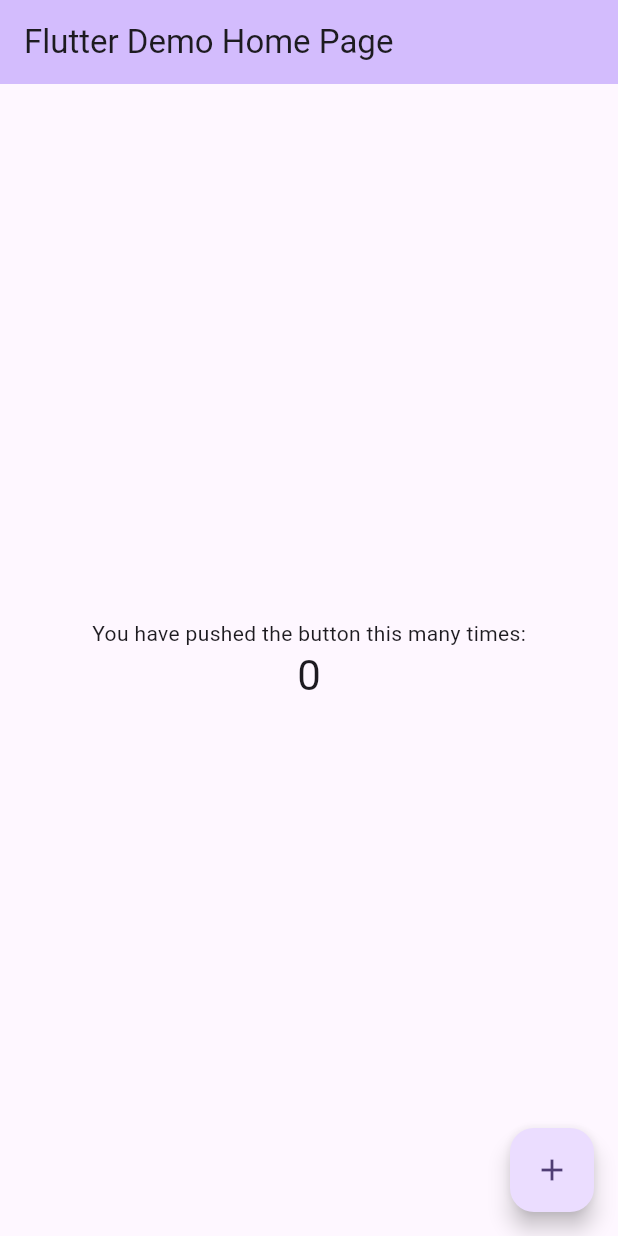
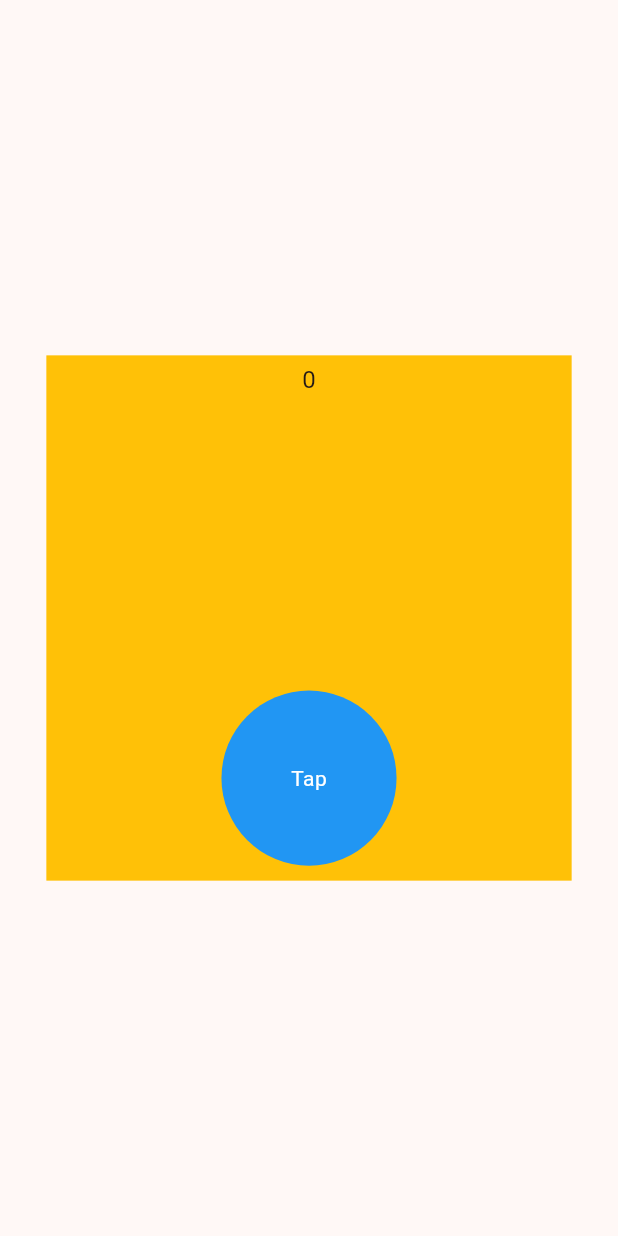
Before and after one commit to demetriusbaker/innowise-labs, a Flutter app: the screen it shows after launch, on a phone screen of 412 x 824 dp. Run offline on Flutter 3.47's test engine with Material 2 defaults, Android fonts, the light colour scheme and no system bars; our stand-ins replace flutter_svg, shared_preferences; missing offline and left inert: random_avatar, random_name_generator.

Commit message:
complete app lifecycle tasks

```diff
--- a/app_lifecycle/lib/main.dart
+++ b/app_lifecycle/lib/main.dart
@@ -1,125 +1,27 @@
+import 'package:app_lifecycle/shared_preferences/shared_preferences.dart';
 import 'package:flutter/material.dart';
 
-void main() {
+import 'pages/counter.dart';
+
+Future<void> main() async {
+  WidgetsFlutterBinding.ensureInitialized();
+  await SharedPrefs().init();
   runApp(const MyApp());
 }
 
 class MyApp extends StatelessWidget {
   const MyApp({super.key});
 
-  // This widget is the root of your application.
   @override
   Widget build(BuildContext context) {
     return MaterialApp(
+      debugShowCheckedModeBanner: false,
       title: 'Flutter Demo',
       theme: ThemeData(
-        // This is the theme of your application.
-        //
-        // TRY THIS: Try running your application with "flutter run". You'll see
-        // the application has a blue toolbar. Then, without quitting the app,
-        // try changing the seedColor in the colorScheme below to Colors.green
-        // and then invoke "hot reload" (save your changes or press the "hot
-        // reload" button in a Flutter-supported IDE, or press "r" if you used
-        // the command line to start the app).
-        //
-        // Notice that the counter didn't reset back to zero; the application
-        // state is not lost during the reload. To reset the state, use hot
-        // restart instead.
-        //
-        // This works for code too, not just values: Most code changes can be
-        // tested with just a hot reload.
-        colorScheme: ColorScheme.fromSeed(seedColor: Colors.deepPurple),
+        colorScheme: ColorScheme.fromSeed(seedColor: Colors.deepOrange),
         useMaterial3: true,
       ),
-      home: const MyHomePage(title: 'Flutter Demo Home Page'),
+      home: const Counter(),
     );
   }
 }
-
-class MyHomePage extends StatefulWidget {
-  const MyHomePage({super.key, required this.title});
-
-  // This widget is the home page of your application. It is stateful, meaning
-  // that it has a State object (defined below) that contains fields that affect
-  // how it looks.
-
-  // This class is the configuration for the state. It holds the values (in this
-  // case the title) provided by the parent (in this case the App widget) and
-  // used by the build method of the State. Fields in a Widget subclass are
-  // always marked "final".
-
-  final String title;
-
-  @override
-  State<MyHomePage> createState() => _MyHomePageState();
-}
-
-class _MyHomePageState extends State<MyHomePage> {
-  int _counter = 0;
-
-  void _incrementCounter() {
-    setState(() {
-      // This call to setState tells the Flutter framework that something has
-      // changed in this State, which causes it to rerun the build method below
-      // so that the display can reflect the updated values. If we changed
-      // _counter without calling setState(), then the build method would not be
-      // called again, and so nothing would appear to happen.
-      _counter++;
-    });
-  }
-
-  @override
-  Widget build(BuildContext context) {
-    // This method is rerun every time setState is called, for instance as done
-    // by the _incrementCounter method above.
-    //
-    // The Flutter framework has been optimized to make rerunning build methods
-    // fast, so that you can just rebuild anything that needs updating rather
-    // than having to individually change instances of widgets.
-    return Scaffold(
-      appBar: AppBar(
-        // TRY THIS: Try changing the color here to a specific color (to
-        // Colors.amber, perhaps?) and trigger a hot reload to see the AppBar
-        // change color while the other colors stay the same.
-        backgroundColor: Theme.of(context).colorScheme.inversePrimary,
-        // Here we take the value from the MyHomePage object that was created by
-        // the App.build method, and use it to set our appbar title.
-        title: Text(widget.title),
-      ),
-      body: Center(
-        // Center is a layout widget. It takes a single child and positions it
-        // in the middle of the parent.
-        child: Column(
-          // Column is also a layout widget. It takes a list of children and
-          // arranges them vertically. By default, it sizes itself to fit its
-          // children horizontally, and tries to be as tall as its parent.
-          //
-          // Column has various properties to control how it sizes itself and
-          // how it positions its children. Here we use mainAxisAlignment to
-          // center the children vertically; the main axis here is the vertical
-          // axis because Columns are vertical (the cross axis would be
-          // horizontal).
-          //
-          // TRY THIS: Invoke "debug painting" (choose the "Toggle Debug Paint"
-          // action in the IDE, or press "p" in the console), to see the
-          // wireframe for each widget.
-          mainAxisAlignment: MainAxisAlignment.center,
-          children: <Widget>[
-            const Text(
-              'You have pushed the button this many times:',
-            ),
-            Text(
-              '$_counter',
-              style: Theme.of(context).textTheme.headlineMedium,
-            ),
-          ],
-        ),
-      ),
-      floatingActionButton: FloatingActionButton(
-        onPressed: _incrementCounter,
-        tooltip: 'Increment',
-        child: const Icon(Icons.add),
-      ), // This trailing comma makes auto-formatting nicer for build methods.
-    );
-  }
-}
--- /dev/null
+++ b/app_lifecycle/lib/pages/counter.dart
@@ -0,0 +1,121 @@
+import 'dart:async';
+
+import 'package:app_lifecycle/shared_preferences/shared_preferences.dart';
+import 'package:app_lifecycle/pages/update_counter.dart';
+import 'package:flutter/material.dart';
+import 'package:flutter/services.dart';
+
+class Counter extends StatefulWidget {
+  const Counter({super.key});
+
+  @override
+  State<Counter> createState() => _CounterState();
+}
+
+class _CounterState extends State<Counter> with WidgetsBindingObserver {
+  int _label = 0;
+  Timer? _timer;
+
+  @override
+  void initState() {
+    _label = SharedPrefs().label;
+
+    SystemChannels.lifecycle.setMessageHandler((mode) async {
+      if (mode == '${AppLifecycleState.resumed}') {
+        _label += 2;
+        SharedPrefs().labelValue = _label;
+
+        _timer?.cancel();
+
+        setState(() {});
+      } else if (mode == '${AppLifecycleState.paused}') {
+        _label += 5;
+        SharedPrefs().labelValue = _label;
+
+        _timer = Timer.periodic(const Duration(minutes: 1), (timer) {
+          if (_label <= 0) {
+            timer.cancel();
+            _label = 0;
+          } else {
+            _label -= 2;
+          }
+          SharedPrefs().labelValue = _label;
+        });
+      }
+      return mode;
+    });
+    super.initState();
+  }
+
+  @override
+  Widget build(BuildContext context) {
+    final squareSize = MediaQuery.of(context).size.width * 0.85;
+    return Scaffold(
+      body: Center(
+        child: Container(
+          width: squareSize,
+          height: squareSize,
+          decoration: BoxDecoration(
+            color: Colors.amber,
+            borderRadius: BorderRadius.all(
+              Radius.circular(_label.toDouble()),
+            ),
+          ),
+          child: Column(
+            mainAxisAlignment: MainAxisAlignment.spaceBetween,
+            children: [
+              Column(
+                children: [
+                  const SizedBox(height: 5),
+                  Text('$_label', style: const TextStyle(fontSize: 16)),
+                ],
+              ),
+              Column(
+                children: [
+                  InkWell(
+                    onTap: () async {
+                      final value = await Navigator.push(context,
+                          MaterialPageRoute(builder: (_) {
+                        return UpdateCounter(count: _label);
+                      }));
+
+                      if (!mounted) return;
+
+                      if (value is int) {
+                        setState(() {
+                          _label = value;
+                          SharedPrefs().labelValue = value;
+                        });
+                      }
+                    },
+                    child: Container(
+                      width: squareSize / 3,
+                      height: squareSize / 3,
+                      decoration: const BoxDecoration(
+                        color: Colors.blue,
+                        shape: BoxShape.circle,
+                      ),
+                      child: const Center(
+                        child: Text(
+                          'Tap',
+                          style: TextStyle(color: Colors.white),
+                        ),
+                      ),
+                    ),
+                  ),
+                  const SizedBox(height: 10),
+                ],
+              ),
+            ],
+          ),
+        ),
+      ),
+    );
+  }
+
+  @override
+  void dispose() {
+    _timer?.cancel();
+    super.dispose();
+  }
+}
--- /dev/null
+++ b/app_lifecycle/lib/shared_preferences/shared_preferences.dart
@@ -0,0 +1,19 @@
+import 'package:shared_preferences/shared_preferences.dart';
+
+class SharedPrefs {
+  static SharedPreferences? _sharedPrefs;
+
+  factory SharedPrefs() => SharedPrefs._internal();
+
+  SharedPrefs._internal();
+
+  Future<void> init() async {
+    _sharedPrefs ??= await SharedPreferences.getInstance();
+  }
+
+  int get label => _sharedPrefs?.getInt('_label') ?? 0;
+
+  set labelValue(int value) {
+    _sharedPrefs?.setInt('_label', value);
+  }
+}
--- a/app_lifecycle/pubspec.yaml
+++ b/app_lifecycle/pubspec.yaml
@@ -30,6 +30,7 @@ environment:
 dependencies:
   flutter:
     sdk: flutter
+  shared_preferences: ^2.2.1
 
 
   # The following adds the Cupertino Icons font to your application.
```
Also changed, not shown: app_lifecycle/lib/pages/update_counter.dart (added, +180 -0 lines), app_lifecycle/pubspec.lock, 1 other file.
